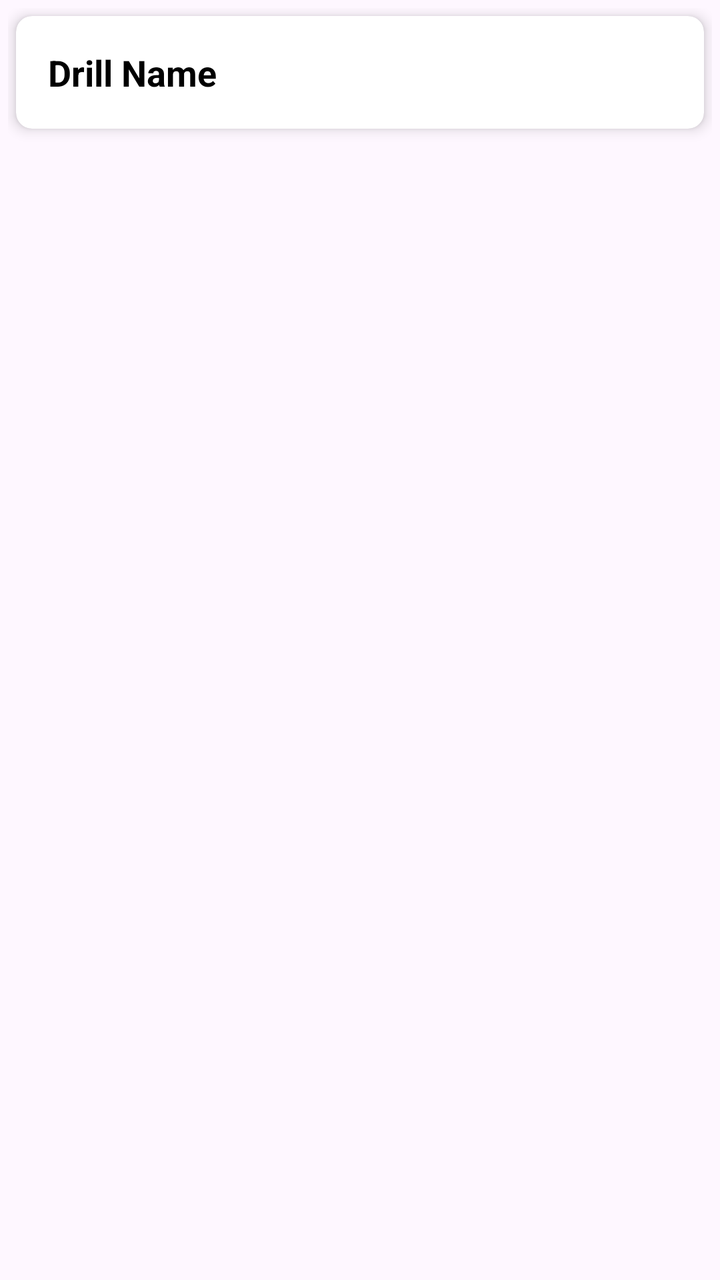
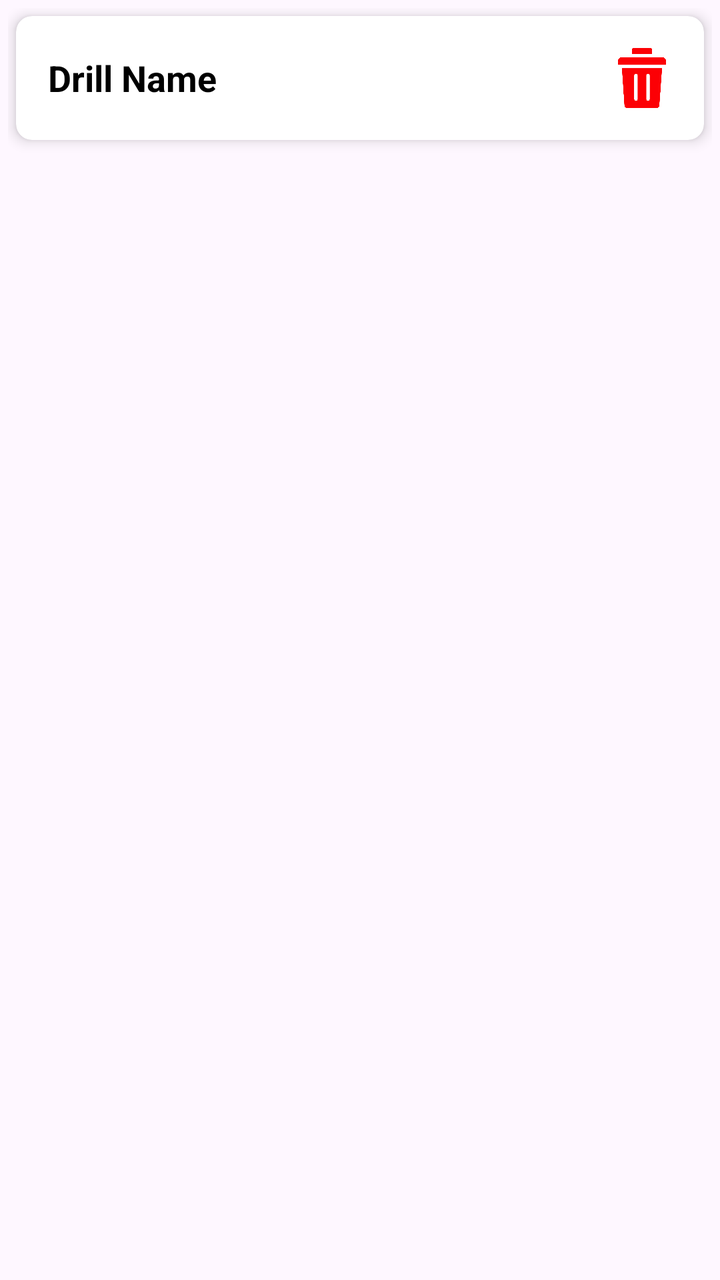

Two renders of the same Android screen: before a commit and after it. Below are the layout's source before the change and the commit's diff.
<!-- AndroidManifest.xml: application theme Theme.MyprojectTCZ -->
<!-- res/layout/item_drill_full_width.xml -->
<?xml version="1.0" encoding="utf-8"?>
<LinearLayout xmlns:android="http://schemas.android.com/apk/res/android"
    android:layout_width="match_parent"
    android:layout_height="wrap_content"
    android:orientation="vertical"
    android:padding="4dp">

    <androidx.cardview.widget.CardView
        android:layout_width="match_parent"
        android:layout_height="wrap_content"
        android:layout_margin="4dp"
        app:cardCornerRadius="8dp"
        app:cardElevation="4dp"
        xmlns:app="http://schemas.android.com/apk/res-auto">

        <LinearLayout
            android:layout_width="match_parent"
            android:layout_height="wrap_content"
            android:orientation="horizontal"
            android:padding="16dp"
            android:gravity="center_vertical">


            <TextView
                android:id="@+id/tvDrillName"
                android:layout_width="match_parent"
                android:layout_height="wrap_content"
                android:text="Drill Name"
                android:textSize="18sp"
                android:textStyle="bold"
                android:textColor="@android:color/black"/>

        </LinearLayout>

    </androidx.cardview.widget.CardView>
</LinearLayout>
<!-- resources referenced by this layout -->
<resources>
  <style name="Theme.MyprojectTCZ" parent="Base.Theme.MyprojectTCZ" />
  <style name="Base.Theme.MyprojectTCZ" parent="Theme.Material3.DayNight.NoActionBar">
          
          
      </style>
</resources>

<!-- the commit's change to res/layout/item_drill_full_width.xml (unified diff, before → after) -->
@@ -20,16 +20,26 @@
             android:padding="16dp"
             android:gravity="center_vertical">
 
-
             <TextView
                 android:id="@+id/tvDrillName"
-                android:layout_width="match_parent"
+                android:layout_width="0dp"
                 android:layout_height="wrap_content"
+                android:layout_weight="1"
                 android:text="Drill Name"
                 android:textSize="18sp"
                 android:textStyle="bold"
                 android:textColor="@android:color/black"/>
 
+            <ImageView
+                android:id="@+id/deleteDrillFromTrainigSet"
+                android:layout_width="30dp"
+                android:layout_height="30dp"
+                android:src="@drawable/ic_delete"
+                android:contentDescription="DeleteIcon"
+                android:background="?attr/selectableItemBackgroundBorderless"
+                android:clickable="true"
+                android:focusable="true"/>
+
         </LinearLayout>
 
     </androidx.cardview.widget.CardView>
<!-- resource entries referenced after the edit -->
@@ -1,5 +1,6 @@
 <!-- resources referenced by this layout -->
 <resources>
+  <!-- drawable ic_delete: png bitmap (drawable, 7842 bytes) -->
   <style name="Theme.MyprojectTCZ" parent="Base.Theme.MyprojectTCZ" />
   <style name="Base.Theme.MyprojectTCZ" parent="Theme.Material3.DayNight.NoActionBar">
           
